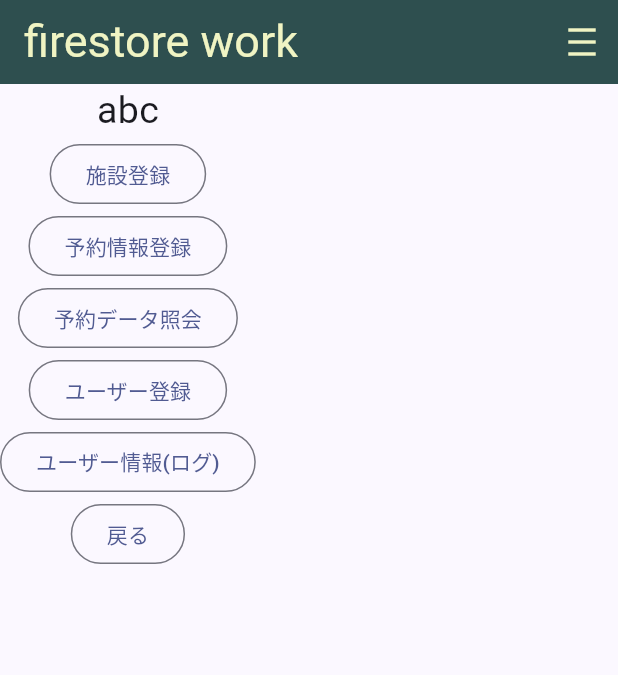
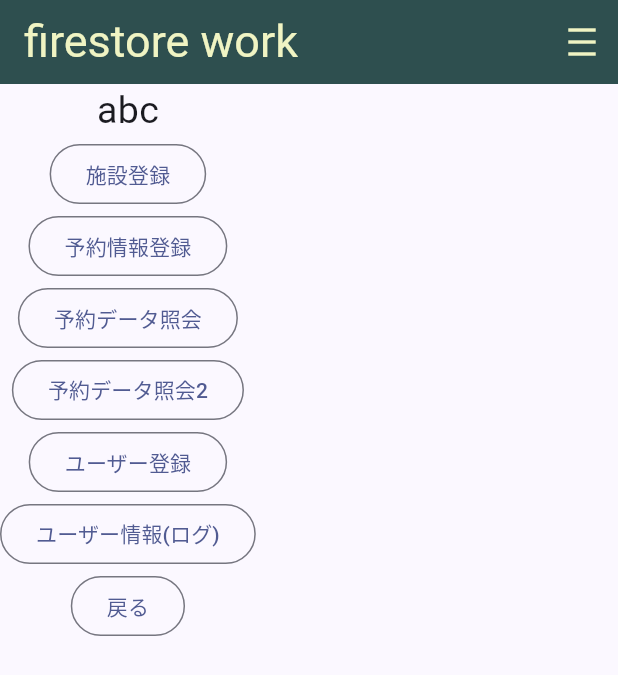
Before and after one commit to of3jlmssoo/flutterReservation, a Flutter app: the Firestorework screen opened by its route, after a tap on "予約情報登録", on a phone screen of 412 x 824 dp. Shown: the top 675 px of the screen. Run offline on Flutter 3.47's test engine with Material 3 defaults, Android fonts, the phone set to English and light mode, and no system bars; our stand-ins replace cloud_firestore, firebase_auth, firebase_core, flutter_riverpod, freezed_annotation, go_router and 1 more; accounts and stored records are empty; generated files the repository leaves out were written again.

```diff
--- a/lib/appbarcomp.dart
+++ b/lib/appbarcomp.dart
@@ -131,18 +131,45 @@ class Firestorework extends ConsumerWidget {
           OutlinedButton(
             onPressed: () async {
               log.info('---> 予約情報登録1');
-              Reservation reservation = await makeReservation(ref);
-              log.info('---> 予約情報登録2 $reservation');
+              // Reservation reservation = await makeReservation(ref);
+              ReservationRepository rr = ReservationRepository(db: FirebaseFirestore.instance);
+              rr.addReservation(
+                  reserveOn: DateTime.now(),
+                  reserveMade: DateTime.now().add(Duration(days: 2)),
+                  facility: Facility.kitchen,
+                  status: ReservationStatus.tentative,
+                  uid: ref.read(firebaseAuthProvider).currentUser!.uid);
+              rr.addReservation(
+                  reserveOn: DateTime.now(),
+                  reserveMade: DateTime.now().add(Duration(days: 4)),
+                  facility: Facility.mtgR1,
+                  status: ReservationStatus.reserved,
+                  uid: ref.read(firebaseAuthProvider).currentUser!.uid);
+              rr.addReservation(
+                  reserveOn: DateTime.now(),
+                  reserveMade: DateTime.now().add(Duration(days: 6)),
+                  facility: Facility.mtgR1,
+                  status: ReservationStatus.tentative,
+                  uid: ref.read(firebaseAuthProvider).currentUser!.uid);
+              log.info('---> 予約情報登録2');
             },
             child: const Text('予約情報登録'),
           ),
           OutlinedButton(
               onPressed: () async {
                 log.info('---> 予約情報照会1');
-                await getReservationWithID("xFdutjXBDxGHWRpSbojI");
+                await getReservationWithID("FDSn1I3TPS7POOzNsdri");
                 log.info('---> 予約情報照会2');
               },
               child: const Text('予約データ照会')),
+          OutlinedButton(
+              onPressed: () async {
+                log.info('---> 予約情報照会2-1');
+                ReservationRepository rr = ReservationRepository(db: FirebaseFirestore.instance);
+                rr.getDocument();
+                log.info('---> 予約情報照会2-2');
+              },
+              child: const Text('予約データ照会2')),
           OutlinedButton(
             onPressed: () async {
               log.info('BaseAppBar create users pressed');
@@ -217,25 +244,25 @@ class Firestorework extends ConsumerWidget {
     }
   }
 
-  Future<Reservation> makeReservation(WidgetRef ref) async {
-    final reservation = Reservation(
-      reserveOn: DateTime.now(),
-      reserveMade: DateTime.now().add(const Duration(days: 1)),
-      facility: FirebaseFirestore.instance.collection("facilities").doc("kitchen"),
-      uid: ref.read(authRepositoryProvider).currentUser!.uid,
-      status: ReservationStatus.none,
-    );
+  // Future<Reservation> makeReservation(WidgetRef ref) async {
+  //   final reservation = Reservation(
+  //     reserveOn: DateTime.now(),
+  //     reserveMade: DateTime.now().add(const Duration(days: 1)),
+  //     facility: FirebaseFirestore.instance.collection("facilities").doc("kitchen"),
+  //     uid: ref.read(authRepositoryProvider).currentUser!.uid,
+  //     status: ReservationStatus.none,
+  //   );
 
-    final docRef = FirebaseFirestore.instance
-        .collection("reservations")
-        .withConverter(
-          fromFirestore: Reservation.fromFirestore,
-          toFirestore: (Reservation reservation, options) => reservation.toFirestore(),
-        )
-        .doc();
-    await docRef.set(reservation);
-    return reservation;
-  }
+  //   final docRef = FirebaseFirestore.instance
+  //       .collection("reservations")
+  //       .withConverter(
+  //         fromFirestore: Reservation.fromFirestore,
+  //         toFirestore: (Reservation reservation, options) => reservation.toFirestore(),
+  //       )
+  //       .doc();
+  //   await docRef.set(reservation);
+  //   return reservation;
+  // }
 
   Future<UserCredential> userCreate(Map<String, String> user) async {
     final credential = await FirebaseAuth.instance.createUserWithEmailAndPassword(
```
Also changed, not shown: lib/reservation.dart (+36 -3 lines).
